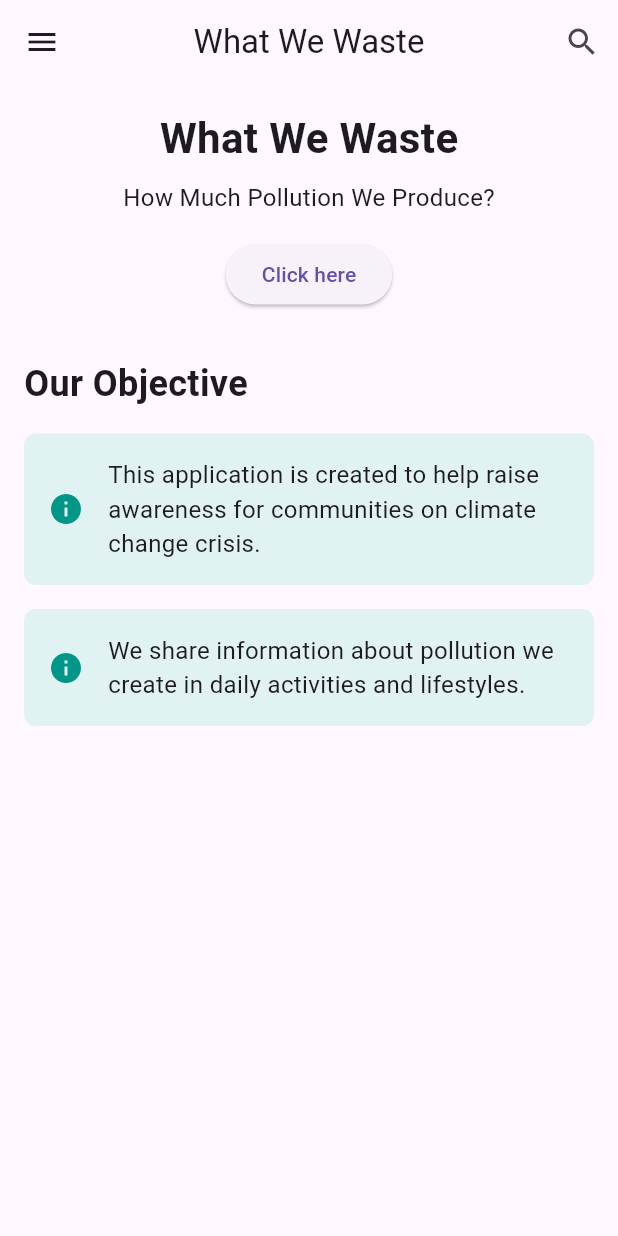
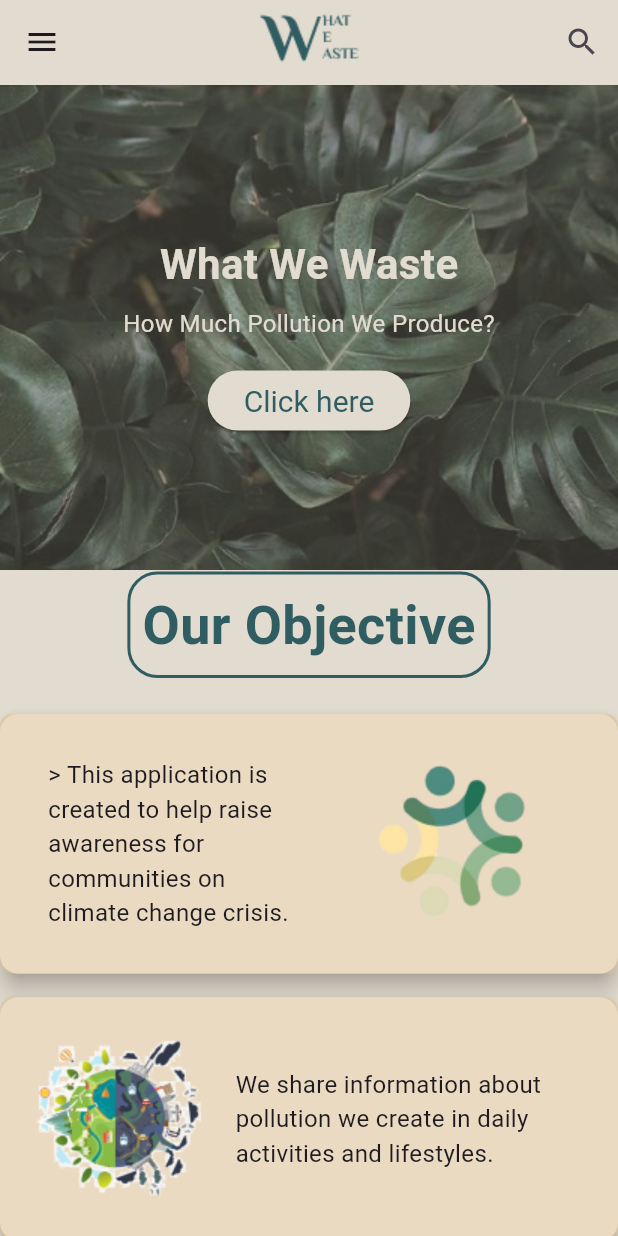
Before and after one commit to AlexPhongsavath/Flutter_What_We_Waste, a Flutter app: the screen it shows after launch, on a phone screen of 412 x 824 dp. Run offline on Flutter 3.47's test engine with Material 3 defaults, Android fonts, the phone set to English and light mode, and no system bars.

```diff
--- /dev/null
+++ b/lib/const/const.dart
@@ -0,0 +1,7 @@
+import 'package:flutter/material.dart';
+
+class ConstantColor {
+  static const Color backgroundColor = Color(0xFFE2DBCF);
+  static const Color colorMain = Color(0xFF305D62);
+  static const Color colorSencondary = Color(0xFFDDC28B);
+}
--- a/lib/home_page.dart
+++ b/lib/home_page.dart
@@ -1,150 +1,272 @@
+import 'package:final_project/const/const.dart';
 import 'package:flutter/material.dart';
 import 'types_of_products.dart'; // Add this import
 import 'environment_climate_change_page.dart'; // Add this import
 
 class HomePage extends StatelessWidget {
+  const HomePage({super.key});
+
   @override
   Widget build(BuildContext context) {
     return Scaffold(
+      backgroundColor: ConstantColor.backgroundColor,
       appBar: AppBar(
-        title: Text('What We Waste'),
+        backgroundColor: ConstantColor.backgroundColor,
+        title: Image.asset('images/logo.png'),
         centerTitle: true,
         actions: [
           IconButton(
-            icon: Icon(Icons.search),
+            icon: const Icon(
+              Icons.search,
+            ),
             onPressed: () {},
           ),
         ],
       ),
       drawer: Drawer(
+        backgroundColor: ConstantColor.colorMain,
         child: ListView(
           padding: EdgeInsets.zero,
           children: [
             DrawerHeader(
-              decoration: BoxDecoration(
-                color: Colors.teal,
+              padding: EdgeInsets.zero,
+              decoration: const BoxDecoration(
+                color: ConstantColor.colorMain,
               ),
-              child: Text(
-                'Menu',
-                style: TextStyle(
-                  color: Colors.white,
-                  fontSize: 24,
-                ),
+              child: Column(
+                // mainAxisAlignment: MainAxisAlignment.start,
+
+                children: [
+                  Align(
+                    alignment: Alignment.topLeft,
+                    child: IconButton(
+                      icon: const Icon(Icons.close, color: Colors.white),
+                      onPressed: () {
+                        Navigator.pop(context);
+                      },
+                    ),
+                  ),
+                  const Padding(
+                    padding: EdgeInsets.symmetric(
+                        vertical: 8.0,
+                        horizontal: 25.0), // Add horizontal padding(8.0),
+                    child: Align(
+                      alignment: Alignment.topLeft,
+                      child: Text(
+                        'Menu',
+                        style: TextStyle(
+                          fontSize: 38,
+                          color: ConstantColor.backgroundColor,
+                        ),
+                      ),
+                    ),
+                  ),
+                ],
               ),
             ),
             ListTile(
-              leading: Icon(Icons.home),
-              title: Text('Main'),
+              leading: const Icon(
+                Icons.home,
+                color: ConstantColor.backgroundColor,
+              ),
+              title: const Text(
+                'Main',
+                style: TextStyle(
+                  fontSize: 16,
+                  color: ConstantColor.backgroundColor,
+                ),
+              ),
               onTap: () {
                 Navigator.pop(context);
               },
             ),
+            const Divider(), // Add divider here
             ListTile(
-              leading: Icon(Icons.category),
-              title: Text('Types of Products'),
-              onTap: () {
-                // Placeholder for the "Types of Products" header, does nothing on tap
-                Navigator.push(
-                  context,
-                  MaterialPageRoute(
-                      builder: (context) => TypesOfProductsPage()),
-                );
-              },
-            ),
-            ListTile(
-              leading: Icon(Icons.data_usage),
-              title: Text('Data about Environment & Climate Change'),
+              leading: const Icon(
+                Icons.category,
+                color: ConstantColor.backgroundColor,
+              ),
+              title: const Text(
+                'Types of Products',
+                style: TextStyle(
+                  fontSize: 16,
+                  color: ConstantColor.backgroundColor,
+                ),
+              ),
               onTap: () {
                 Navigator.push(
                   context,
                   MaterialPageRoute(
-                      builder: (context) => EnvironmentClimateChangePage()),
+                      builder: (context) => const TypesOfProductsPage()),
                 );
               },
             ),
+            const Divider(), // Add divider here
             ListTile(
-              leading: Icon(Icons.contact_mail),
-              title: Text('Contact'),
+              leading: const Icon(
+                Icons.data_usage,
+                color: ConstantColor.backgroundColor,
+              ),
+              title: const Text(
+                'Data about Environment & Climate Change',
+                style: TextStyle(
+                  fontSize: 16,
+                  color: ConstantColor.backgroundColor,
+                ),
+              ),
+              onTap: () {
+                Navigator.push(
+                  context,
+                  MaterialPageRoute(
+                      builder: (context) =>
+                          const EnvironmentClimateChangePage()),
+                );
+              },
+            ),
+            const Divider(), // Add divider here
+            ListTile(
+              leading: const Icon(
+                Icons.contact_mail,
+                color: ConstantColor.backgroundColor,
+              ),
+              title: const Text(
+                'Contact',
+                style: TextStyle(
+                  fontSize: 16,
+                  color: ConstantColor.backgroundColor,
+                ),
+              ),
               onTap: () {},
             ),
+            const Divider(), // Add divider here
           ],
         ),
       ),
       body: SingleChildScrollView(
-        child: Padding(
-          padding: const EdgeInsets.all(16.0),
-          child: Column(
-            crossAxisAlignment: CrossAxisAlignment.start,
-            children: [
-              Center(
-                child: Column(
+        child: Column(
+          crossAxisAlignment: CrossAxisAlignment.start,
+          children: [
+            Stack(
+              children: [
+                SizedBox(
+                  width: double.infinity,
+                  height: 325,
+                  child: Image.asset('images/homepage.png'),
+                ),
+                Positioned(
+                  top:
+                      100, // Adjust this value to position it vertically as needed
+                  left: 0,
+                  right: 0,
+                  child: Center(
+                    child: Column(
+                      children: [
+                        const Text(
+                          'What We Waste',
+                          style: TextStyle(
+                            fontSize: 28,
+                            fontWeight: FontWeight.bold,
+                            color: ConstantColor.backgroundColor,
+                          ),
+                        ),
+                        const SizedBox(height: 8),
+                        const Text(
+                          'How Much Pollution We Produce?',
+                          style: TextStyle(
+                            fontSize: 16,
+                            color: ConstantColor.backgroundColor,
+                          ),
+                        ),
+                        const SizedBox(height: 16),
+                        ElevatedButton(
+                          style: ElevatedButton.styleFrom(
+                              backgroundColor: ConstantColor.backgroundColor,
+                              textStyle: const TextStyle(
+                                color: ConstantColor.colorMain,
+                              )),
+                          onPressed: () {
+                            Navigator.push(
+                              context,
+                              MaterialPageRoute(
+                                  builder: (context) =>
+                                      const TypesOfProductsPage()),
+                            );
+                          },
+                          child: const Text(
+                            'Click here',
+                            style: TextStyle(
+                              fontSize: 20,
+                              fontWeight: FontWeight.normal,
+                              color: ConstantColor.colorMain,
+                            ),
+                          ),
+                        ),
+                        const SizedBox(height: 32),
+                      ],
+                    ),
+                  ),
+                ),
+              ],
+            ),
+            Center(
+              child: Container(
+                decoration: BoxDecoration(
+                  shape: BoxShape.rectangle,
+                  borderRadius: BorderRadius.circular(20),
+                  border: Border.all(
+                    color: ConstantColor.colorMain,
+                    width: 2.0, // Set the border width
+                  ),
+                ),
+                padding: const EdgeInsets.all(8.0), // Optional: add padding
+                child: const Text(
+                  'Our Objective',
+                  style: TextStyle(
+                    fontSize: 36,
+                    fontWeight: FontWeight.bold,
+                    color: ConstantColor.colorMain,
+                  ),
+                ),
+              ),
+            ),
+            const SizedBox(height: 16),
+            Card(
+              margin: const EdgeInsets.symmetric(vertical: 8.0),
+              elevation: 6,
+              child: Container(
+                decoration: BoxDecoration(
+                  color: ConstantColor.colorSencondary.withOpacity(0.5),
+                  borderRadius: BorderRadius.circular(8),
+                ),
+                padding: const EdgeInsets.all(16),
+                child: Row(
                   children: [
-                    Text(
-                      'What We Waste',
-                      style: TextStyle(
-                        fontSize: 28,
-                        fontWeight: FontWeight.bold,
+                    const SizedBox(width: 16),
+                    const Expanded(
+                      child: Text(
+                        '> This application is created to help raise awareness for communities on climate change crisis.',
+                        style: TextStyle(fontSize: 16),
                       ),
                     ),
-                    SizedBox(height: 8),
-                    Text(
-                      'How Much Pollution We Produce?',
-                      style: TextStyle(fontSize: 16),
-                    ),
-                    SizedBox(height: 16),
-                    ElevatedButton(
-                      onPressed: () {
-                        Navigator.push(
-                          context,
-                          MaterialPageRoute(
-                              builder: (context) => TypesOfProductsPage()),
-                        );
-                      },
-                      child: Text('Click here'),
-                    ),
-                    SizedBox(height: 32),
+                    Image.asset('images/home1.png'),
                   ],
                 ),
               ),
-              Text(
-                'Our Objective',
-                style: TextStyle(
-                  fontSize: 24,
-                  fontWeight: FontWeight.bold,
-                ),
-              ),
-              SizedBox(height: 16),
-              Container(
+            ),
+            Card(
+              elevation: 6,
+              margin: const EdgeInsets.symmetric(vertical: 8.0),
+              child: Container(
                 decoration: BoxDecoration(
-                  color: Colors.teal[50],
+                  color: ConstantColor.colorSencondary.withOpacity(0.5),
                   borderRadius: BorderRadius.circular(8),
                 ),
-                padding: EdgeInsets.all(16),
+                padding: const EdgeInsets.all(16),
                 child: Row(
                   children: [
-                    Icon(Icons.info, color: Colors.teal),
-                    SizedBox(width: 16),
-                    Expanded(
-                      child: Text(
-                        'This application is created to help raise awareness for communities on climate change crisis.',
-                        style: TextStyle(fontSize: 16),
-                      ),
-                    ),
-                  ],
-                ),
-              ),
-              SizedBox(height: 16),
-              Container(
-                decoration: BoxDecoration(
-                  color: Colors.teal[50],
-                  borderRadius: BorderRadius.circular(8),
-                ),
-                padding: EdgeInsets.all(16),
-                child: Row(
-                  children: [
-                    Icon(Icons.info, color: Colors.teal),
-                    SizedBox(width: 16),
-                    Expanded(
+                    Image.asset('images/home2.png'),
+                    const SizedBox(width: 16),
+                    const Expanded(
                       child: Text(
                         'We share information about pollution we create in daily activities and lifestyles.',
                         style: TextStyle(fontSize: 16),
@@ -153,8 +275,8 @@ class HomePage extends StatelessWidget {
                   ],
                 ),
               ),
-            ],
-          ),
+            ),
+          ],
         ),
       ),
     );
--- a/lib/main.dart
+++ b/lib/main.dart
@@ -2,10 +2,12 @@ import 'package:flutter/material.dart';
 import 'home_page.dart';
 
 void main() {
-  runApp(WhatWeWasteApp());
+  runApp(const WhatWeWasteApp());
 }
 
 class WhatWeWasteApp extends StatelessWidget {
+  const WhatWeWasteApp({super.key});
+
   @override
   Widget build(BuildContext context) {
     return MaterialApp(
@@ -13,7 +15,7 @@ class WhatWeWasteApp extends StatelessWidget {
       theme: ThemeData(
         primarySwatch: Colors.teal,
       ),
-      home: HomePage(),
+      home: const HomePage(),
     );
   }
 }
--- a/pubspec.yaml
+++ b/pubspec.yaml
@@ -19,7 +19,7 @@ publish_to: 'none' # Remove this line if you wish to publish to pub.dev
 version: 1.0.0+1
 
 environment:
-  sdk: '>=3.3.3 <4.0.0'
+  sdk: '>=3.2.2 <4.0.0'
 
 # Dependencies specify other packages that your package needs in order to work.
 # To automatically upgrade your package dependencies to the latest versions
@@ -59,8 +59,8 @@ flutter:
   uses-material-design: true
 
   # To add assets to your application, add an assets section, like this:
-  # assets:
-  #   - images/a_dot_burr.jpeg
+  assets:
+      - images/
   #   - images/a_dot_ham.jpeg
 
   # An image asset can refer to one or more resolution-specific "variants", see
```
Also changed, not shown: lib/environment_climate_change_page.dart (+10 -8 lines), lib/garment_page.dart (+22 -12 lines), lib/product_detail_page.dart (+15 -14 lines), lib/types_of_products.dart (+12 -9 lines), images/home1.png (added), images/home2.png (added), images/homepage.png (added), images/logo.png (added), pubspec.lock, 1 other file.
